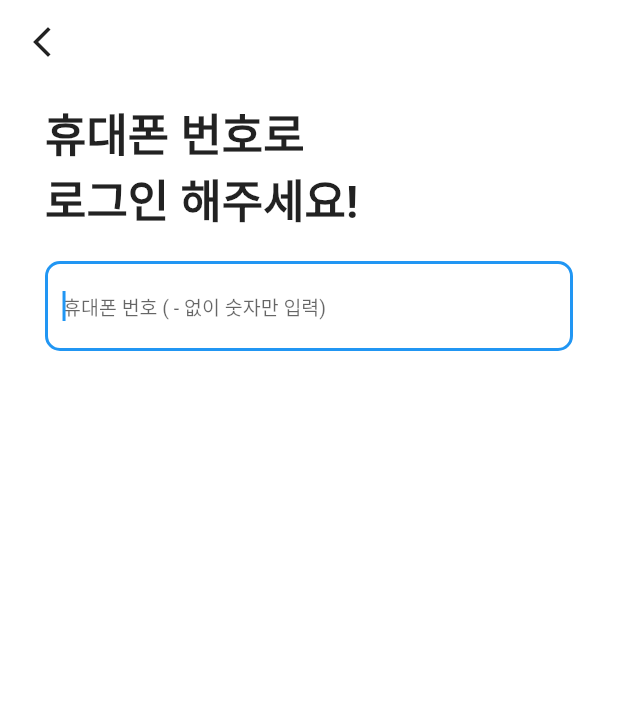
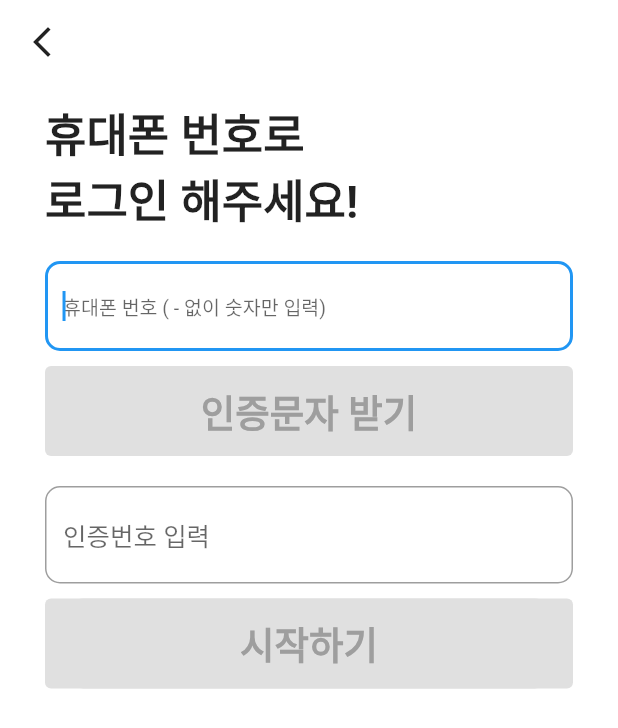
Before and after one commit to Donne-All-Around/DonneAllAround, a Flutter app: the screen it shows after launch, after a tap on "로그인", on a phone screen of 412 x 824 dp. Shown: the top 728 px of the screen. Run offline on Flutter 3.47's test engine with Material 2 defaults, Android fonts, the phone set to English and light mode, and no system bars; our stand-ins replace awesome_bottom_bar, cloud_firestore, firebase_auth, firebase_core, fl_chart, flutter_chat_bubble and 7 more; missing offline and left inert: bottom_picker, kpostal; accounts and stored records are empty.

Commit message:
0930 HA 로그인 폼 작성

```diff
--- a/frontend/a705/lib/Login/prelogin_page.dart
+++ b/frontend/a705/lib/Login/prelogin_page.dart
@@ -1,4 +1,6 @@
+import 'package:firebase_auth/firebase_auth.dart';
 import 'package:flutter/material.dart';
+import '../main_page.dart';
 
 
 class PreLoginPage extends StatefulWidget {
@@ -15,6 +17,10 @@ class _PreLoginPageState extends State<PreLoginPage> {
   final TextEditingController _phoneController = TextEditingController();
   final TextEditingController _smsCodeController = TextEditingController();
   late String _verificationId;
+  bool _isButtonEnabled = false; // 인증문자 받기 버튼 활성화 상태를 저장 하는 변수
+  var _buttonText = '인증문자 받기';
+  bool _isStartEnabled = false; // 시작하기 버튼 활성화 상태 저장 하는 변수
+
 
   @override
   Widget build(BuildContext context) {
@@ -71,6 +77,13 @@ class _PreLoginPageState extends State<PreLoginPage> {
                       Column(
                         children: [
                           phoneNumberInput(),
+                          const SizedBox(height: 10,),
+                          submitButton(),
+                          const SizedBox(height: 20,),
+                          smsCodeInput(),
+                          const SizedBox(height: 10,),
+                          verifyButton(),
+
                         ],
                       ),
                     ],
@@ -142,4 +155,105 @@ class _PreLoginPageState extends State<PreLoginPage> {
       ),
     );
   }
+
+  ElevatedButton submitButton(){
+    return ElevatedButton(
+        onPressed: () async {
+          if (_key.currentState!.validate()) {
+            FirebaseAuth auth = FirebaseAuth.instance;
+            await auth.verifyPhoneNumber(
+              phoneNumber: _phoneController.text,
+                verificationCompleted: (PhoneAuthCredential credential) async {
+
+                await auth
+                    .signInWithCredential(credential)
+                    .then((value) => Navigator.push(context, MaterialPageRoute(builder: (context) => const MainPage())));
+                },
+                verificationFailed: (FirebaseAuthException e) {
+                if (e.code == 'invalid-phone-number') {
+                  print('유효하지 않은 번호임');
+                }
+                },
+                codeSent: (String verificationId, forceResendingToken) async {
+                String smsCode = _smsCodeController.text;
+                setState(() {
+                  _buttonText = '인증문자 재발송';
+                  _verificationId = verificationId;
+                });
+                },
+                codeAutoRetrievalTimeout: (verificationId){
+                print('시간초과');
+                });
+          }
+        },
+      style: ElevatedButton.styleFrom(
+        backgroundColor: _isButtonEnabled ? Colors.white : Colors.grey[300],
+        elevation: 0,
+      ),
+      child: Container(
+      // margin: const EdgeInsets.fromLTRB(30, 0, 30, 0),
+      height: 60,
+      width: double.infinity,
+      decoration:  BoxDecoration(
+        borderRadius: BorderRadius.circular(10),
+        border: Border.all(
+          color: Colors.transparent,// 버튼 테두리 색상 변경
+        ),
+        color: _isButtonEnabled ? Colors.white : Colors.grey[300], // 버튼 색상 변경
+      ),
+      child: Center(
+        child: Text(
+          _buttonText,
+          style: TextStyle(
+            fontSize:25,
+            fontWeight: FontWeight.bold,
+            color: _isButtonEnabled ? Colors.black : Colors.grey, // 버튼 텍스트 색상 변경),
+          ),
+        ),
+      ),
+    ),
+    );
+  }
+
+  ElevatedButton verifyButton() {
+    return ElevatedButton(
+        onPressed: () async {
+          FirebaseAuth auth = FirebaseAuth.instance;
+
+          PhoneAuthCredential credential = PhoneAuthProvider.credential(
+              verificationId: _verificationId,
+
+              smsCode: _smsCodeController.text);
+
+          await auth
+              .signInWithCredential(credential)
+              .then((value) => Navigator.push(context, MaterialPageRoute(builder: (context) => const MainPage())));
+
+        },
+      style: ElevatedButton.styleFrom(
+        backgroundColor: _isButtonEnabled ? Colors.white : Colors.grey[300],
+        elevation: 0,
+      ),
+        child:Container(
+          // margin: const EdgeInsets.fromLTRB(30, 0, 30, 0),
+          height: 60,
+          width: double.infinity,
+          decoration:  BoxDecoration(
+            borderRadius: BorderRadius.circular(10),
+            // border: Border.all(
+            // ),
+            color: _isStartEnabled ?  const Color(0xFFFFD954) : Colors.grey[300], // 버튼 색상 변경
+          ),
+          child:  Center(
+            child: Text(
+              '시작하기',
+              style: TextStyle(
+                fontSize:25,
+                fontWeight: FontWeight.bold,
+                color: _isStartEnabled ? Colors.black : Colors.grey,),
+            ),
+          ),
+        ),);
+  }
+
 }
```
